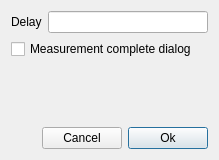
Above: qtcreator/settings.ui from Terrabits/trace-history-gui before the change. Below: the same form after it.
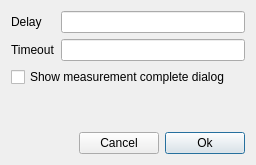
That is the form after the change. Custom widgets are drawn as their Qt base class.

Commit message: 💄 moved timeout to settings

What changed in the file:
```diff
--- a/qtcreator/settings.ui
+++ b/qtcreator/settings.ui
@@ -9,8 +9,8 @@
    <rect>
     <x>0</x>
     <y>0</y>
-    <width>219</width>
-    <height>160</height>
+    <width>256</width>
+    <height>165</height>
    </rect>
   </property>
   <property name="windowTitle">
@@ -42,13 +42,23 @@
       <item row="0" column="1">
        <widget class="SecondsLineEdit" name="delay_s"/>
       </item>
+      <item row="1" column="0">
+       <widget class="QLabel" name="timeoutLabel">
+        <property name="text">
+         <string>Timeout</string>
+        </property>
+       </widget>
+      </item>
+      <item row="1" column="1">
+       <widget class="SecondsLineEdit" name="timeout_s"/>
+      </item>
      </layout>
     </widget>
    </item>
    <item>
     <widget class="QCheckBox" name="displayMeasurementCompleteDialog">
      <property name="text">
-      <string>Measurement complete dialog</string>
+      <string>Show measurement complete dialog</string>
      </property>
     </widget>
    </item>
```
Left out of the diff: 2 changed lines with no effect on the pictures. The commit also changes 6 other files.
